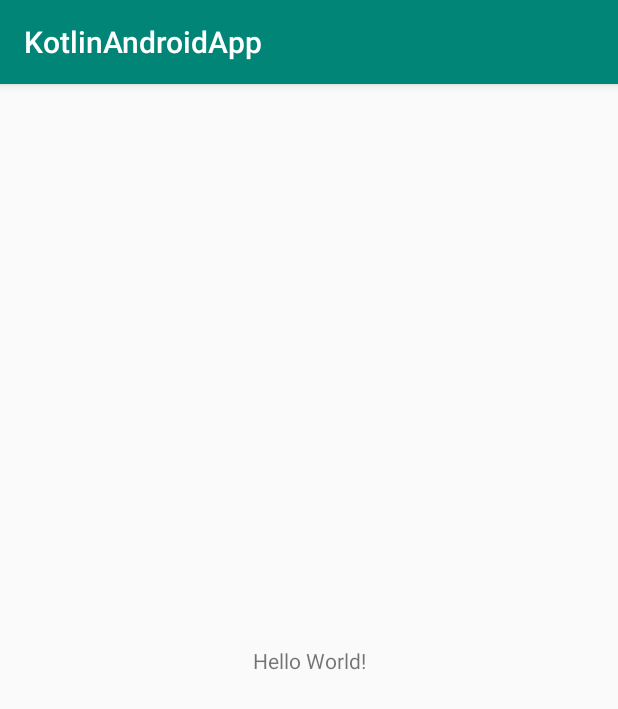
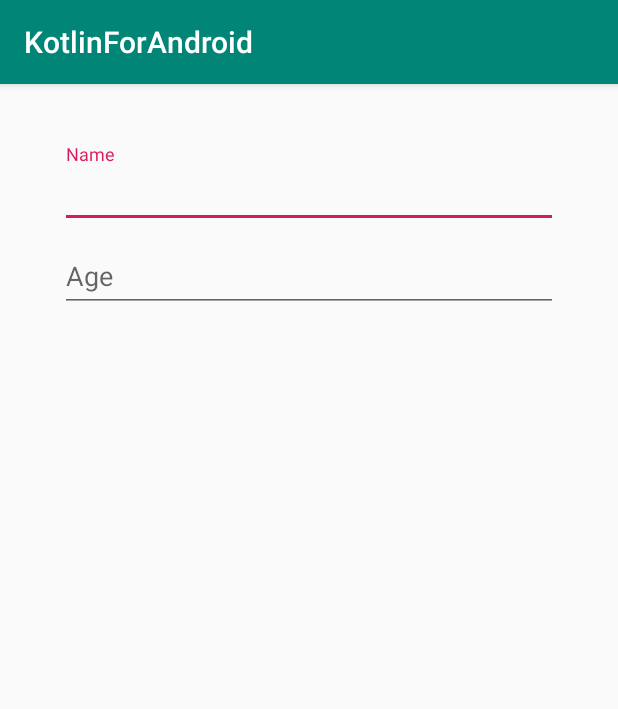
Before and after one commit to adatapoint/KotlinAndroidApp, an Android app: the screen it shows after launch (MainActivity), on a phone screen of 412 x 824 dp. Shown: the top 709 px of the screen. Run offline under Robolectric (Android 15) with nearby library versions, the phone set to English and light mode, and no system bars.

Commit message:
Cool form

```diff
--- a/app/build.gradle
+++ b/app/build.gradle
@@ -27,6 +27,7 @@ dependencies {
     implementation"org.jetbrains.kotlin:kotlin-stdlib-jdk7:$kotlin_version"
     implementation 'com.android.support:appcompat-v7:28.0.0'
     implementation 'com.android.support.constraint:constraint-layout:1.1.3'
+    implementation 'com.android.support:design:28.0.0'
     testImplementation 'junit:junit:4.12'
     androidTestImplementation 'com.android.support.test:runner:1.0.2'
     androidTestImplementation 'com.android.support.test.espresso:espresso-core:3.0.2'
--- a/app/src/main/res/layout/activity_main.xml
+++ b/app/src/main/res/layout/activity_main.xml
@@ -7,13 +7,44 @@
         android:layout_height="match_parent"
         tools:context=".MainActivity">
 
-    <TextView
-            android:layout_width="wrap_content"
-            android:layout_height="wrap_content"
-            android:text="Hello World!"
-            app:layout_constraintBottom_toBottomOf="parent"
-            app:layout_constraintLeft_toLeftOf="parent"
-            app:layout_constraintRight_toRightOf="parent"
-            app:layout_constraintTop_toTopOf="parent"/>
+    <LinearLayout
+            android:orientation="vertical"
+            android:layout_width="match_parent"
+            android:layout_height="match_parent"
+            android:padding="@dimen/padding_input">
+
+        <android.support.design.widget.TextInputLayout
+                android:layout_width="match_parent"
+                android:layout_height="wrap_content">
+
+            <EditText
+                    android:layout_width="match_parent"
+                    android:layout_height="wrap_content"
+                    android:inputType="textPersonName"
+                    android:ems="10"
+                    android:id="@+id/editText_name"
+                    android:hint="@string/name"
+            />
+
+
+        </android.support.design.widget.TextInputLayout>
+
+        <android.support.design.widget.TextInputLayout
+                android:layout_width="match_parent"
+                android:layout_height="wrap_content">
+
+            <EditText
+                    android:layout_width="match_parent"
+                    android:layout_height="wrap_content"
+                    android:inputType="number"
+                    android:ems="10"
+                    android:id="@+id/editText_age"
+                    android:hint="@string/age"/>
+
+
+        </android.support.design.widget.TextInputLayout>
+
+
+    </LinearLayout>
 
 </android.support.constraint.ConstraintLayout>
--- /dev/null
+++ b/app/src/main/res/values/dimens.xml
@@ -0,0 +1,4 @@
+<?xml version="1.0" encoding="utf-8"?>
+<resources>
+    <dimen name="padding_input">40dp</dimen>
+</resources>
--- a/app/src/main/res/values/strings.xml
+++ b/app/src/main/res/values/strings.xml
@@ -1,3 +1,5 @@
 <resources>
-    <string name="app_name">KotlinAndroidApp</string>
+    <string name="app_name">KotlinForAndroid</string>
+    <string name="name">Name</string>
+    <string name="age">Age</string>
 </resources>
```
